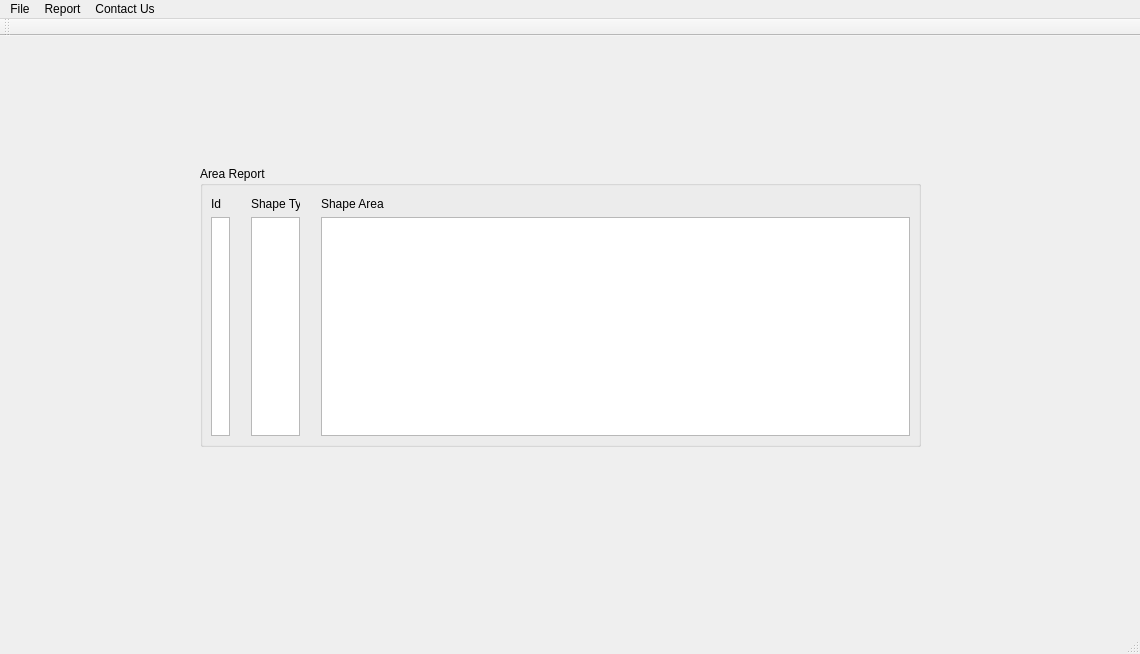
This is Fresh-Start/mainwindow.ui in akarapetian/Brogrammers-2D-Shape-Drawer as Qt 5 draws it before an edit. The edited form follows.
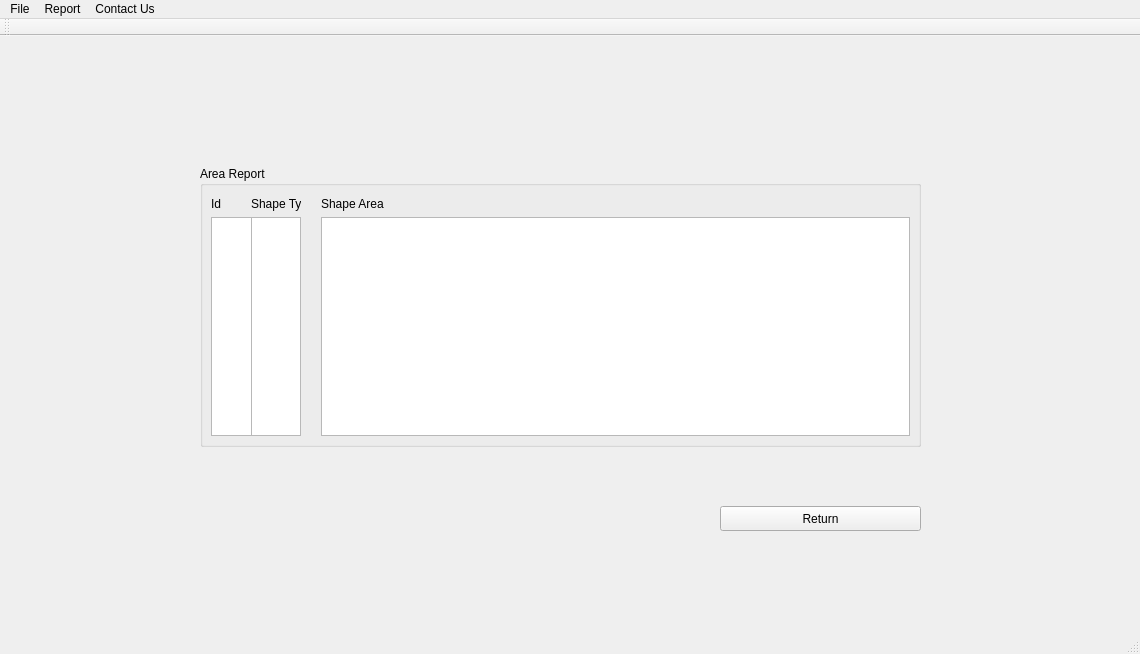
This is the edited form. The open tabs and pages were chosen to show the change. Icons and pictures are not drawn. Custom widgets are drawn as their Qt base class.

Commit message: Enable users to return from viewing perimeter and area

The edit to the form file:
```diff
--- a/Fresh-Start/mainwindow.ui
+++ b/Fresh-Start/mainwindow.ui
@@ -251,7 +251,7 @@
         <rect>
          <x>0</x>
          <y>20</y>
-         <width>41</width>
+         <width>72</width>
          <height>261</height>
         </rect>
        </property>
@@ -290,12 +290,12 @@
         </item>
        </layout>
       </widget>
-      <widget class="QWidget" name="">
+      <widget class="QWidget" name="layoutWidget">
        <property name="geometry">
         <rect>
          <x>40</x>
          <y>20</y>
-         <width>71</width>
+         <width>72</width>
          <height>261</height>
         </rect>
        </property>
@@ -313,6 +313,19 @@
        </layout>
       </widget>
      </widget>
+     <widget class="QPushButton" name="returnButton_2">
+      <property name="geometry">
+       <rect>
+        <x>710</x>
+        <y>460</y>
+        <width>201</width>
+        <height>25</height>
+       </rect>
+      </property>
+      <property name="text">
+       <string>Return</string>
+      </property>
+     </widget>
     </widget>
     <widget class="QWidget" name="ContactUsPage">
      <widget class="QLabel" name="logo">
```
Left out of the diff: 21 changed lines with no effect on the pictures. The commit also changes 3 other files.
